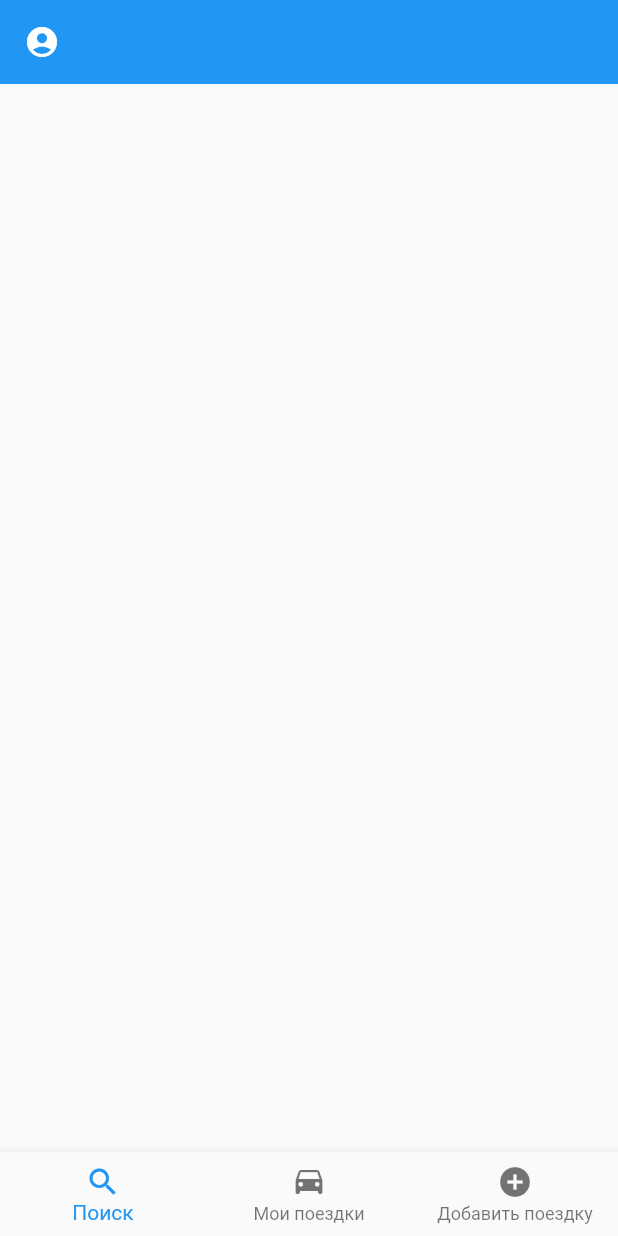
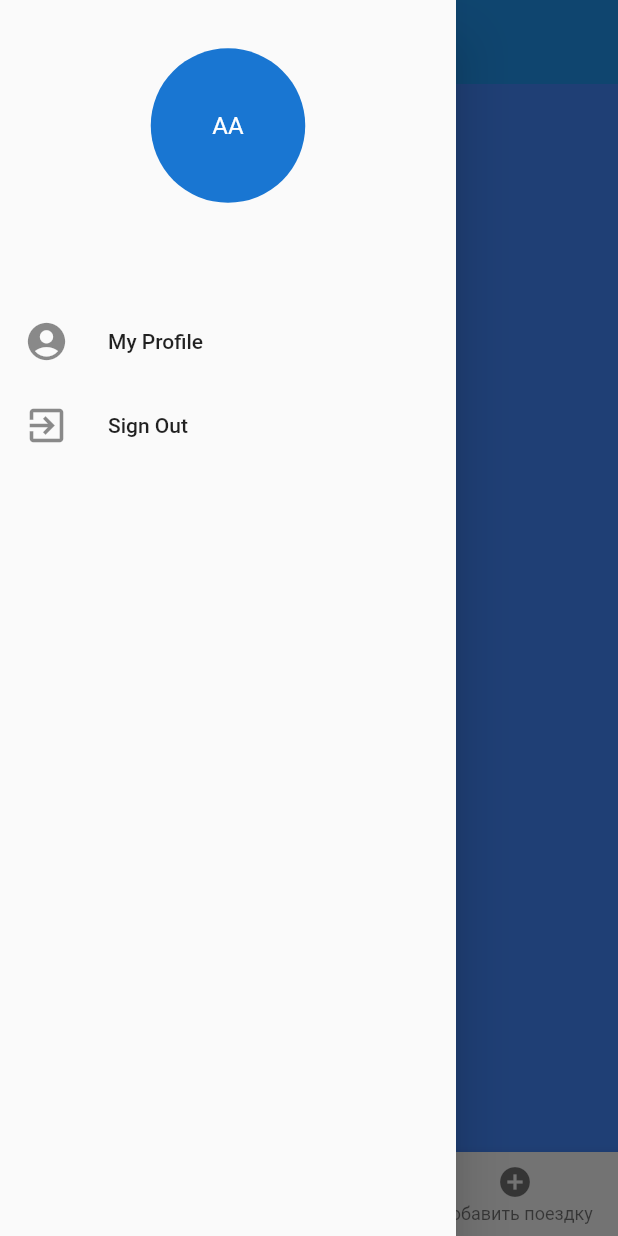
Before and after one commit to behzodfaiziev/Bakujo, a Flutter app: the screen it shows after launch, with the side drawer open (before the commit the screen has no drawer), on a phone screen of 412 x 824 dp. Run offline on Flutter 3.47's test engine with Material 2 defaults, Android fonts, the phone set to English and light mode, and no system bars; our stand-ins replace firebase_auth; accounts and stored records are empty.

Commit message:
home page drawer

```diff
--- a/bakujo/lib/screens/home.dart
+++ b/bakujo/lib/screens/home.dart
@@ -1,3 +1,8 @@
+import 'package:bakujo/commons/utils.dart';
+import 'package:bakujo/screens/addtrip.dart';
+import 'package:bakujo/screens/mytrip.dart';
+import 'package:bakujo/screens/searchpage.dart';
+import 'package:bakujo/services/auth_state.dart';
 import 'package:flutter/material.dart';
 
 class Home extends StatefulWidget {
@@ -7,15 +12,47 @@ class Home extends StatefulWidget {
 }
 
 class _HomeState extends State<Home> {
+  final List<Widget> pages = [
+    SearchPage(key: PageStorageKey('Search')),
+    MyTrip(key: PageStorageKey('MyTrip')),
+    AddTrip(
+      key: PageStorageKey('AddTrip'),
+    )
+  ];
+
+  final PageStorageBucket bucket = PageStorageBucket();
+
   @override
   Widget build(BuildContext context) {
     return Scaffold(
+      drawer: Drawer(
+        child: ListView(
+          padding: EdgeInsets.only(top: screenAwareSize(25, context)),
+          children: [
+            Container(
+              child: CircleAvatar(
+                radius: screenAwareSize(40, context),
+                child: Text("AA"),
+              ),
+            ),
+            SizedBox(height: screenAwareSize(50, context),),
+            ListTile(
+              leading: Icon(Icons.account_circle,),
+              title: Text('My Profile'),
+            ),
+            ListTile(
+              leading: Icon(Icons.exit_to_app),
+              title: Text('Sign Out'),
+              onTap: (){
+                AuthState().singOut();
+
+              },
+            )
+          ],
+        ),
+      ),
       appBar: AppBar(
         elevation: 0,
-        leading: IconButton(
-          icon: Icon(Icons.account_circle),
-          onPressed: () {},
-        ),
       ),
       bottomNavigationBar: BottomNavigationBar(
         currentIndex: widget.tabBarIndex,
@@ -34,7 +71,10 @@ class _HomeState extends State<Home> {
           });
         },
       ),
-      body: Container(),
+      body: PageStorage(
+        child: pages[widget.tabBarIndex],
+        bucket: bucket,
+      ),
     );
   }
 }
--- /dev/null
+++ b/bakujo/lib/screens/searchpage.dart
@@ -0,0 +1,9 @@
+import 'package:flutter/material.dart';
+
+class SearchPage extends StatelessWidget {
+  const SearchPage({Key key}) : super(key: key);
+  @override
+  Widget build(BuildContext context) {
+    return Container(color: Colors.blueAccent,);
+  }
+}
```
Also changed, not shown: bakujo/lib/main.dart (+4 -3 lines), bakujo/lib/screens/addtrip.dart (added, +9 -0 lines), bakujo/lib/screens/mytrip.dart (added, +9 -0 lines), bakujo/lib/services/auth_state.dart (+7 -1 lines).
